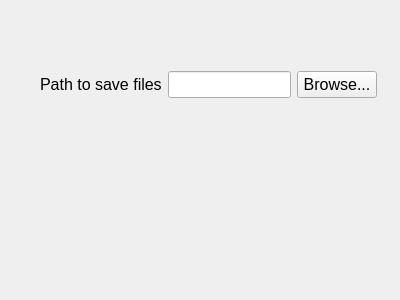
Before: the Qt Designer form LoadingFromDiskSettingsWindow.ui in sergey-nevar/USBCopyist, drawn with Qt 5.
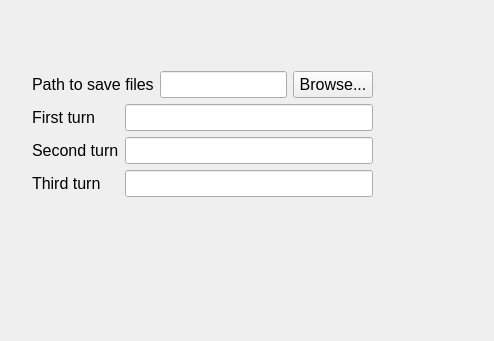
After: the same form once the commit is applied.

```diff
--- a/LoadingFromDiskSettingsWindow.ui
+++ b/LoadingFromDiskSettingsWindow.ui
@@ -6,8 +6,8 @@
    <rect>
     <x>0</x>
     <y>0</y>
-    <width>400</width>
-    <height>300</height>
+    <width>494</width>
+    <height>341</height>
    </rect>
   </property>
   <property name="windowTitle">
@@ -16,15 +16,20 @@
   <widget class="QWidget" name="">
    <property name="geometry">
     <rect>
-     <x>20</x>
-     <y>70</y>
-     <width>377</width>
-     <height>29</height>
+     <x>7</x>
+     <y>71</y>
+     <width>391</width>
+     <height>126</height>
     </rect>
    </property>
-   <layout class="QHBoxLayout" name="horizontalLayout">
-    <item>
-     <spacer name="horizontalSpacer">
+   <property name="font">
+    <font>
+     <pointsize>12</pointsize>
+    </font>
+   </property>
+   <layout class="QGridLayout" name="mainLayout">
+    <item row="1" column="0">
+     <spacer name="horizontalSpacer_2">
       <property name="orientation">
        <enum>Qt::Horizontal</enum>
       </property>
@@ -36,19 +41,9 @@
       </property>
      </spacer>
     </item>
-    <item>
-     <widget class="QLabel" name="label">
-      <property name="font">
-       <font>
-        <pointsize>12</pointsize>
-       </font>
-      </property>
-      <property name="text">
-       <string>Path to save files</string>
-      </property>
-     </widget>
-    </item>
-    <item>
+    <item row="0" column="1">
+     <layout class="QGridLayout" name="gridLayout_2">
+      <item row="0" column="2">
      <widget class="QLineEdit" name="lineEdit">
       <property name="font">
        <font>
@@ -60,7 +55,19 @@
       </property>
      </widget>
     </item>
-    <item>
+      <item row="0" column="1">
+       <widget class="QLabel" name="label">
+        <property name="font">
+         <font>
+          <pointsize>12</pointsize>
+         </font>
+        </property>
+        <property name="text">
+         <string>Path to save files</string>
+        </property>
+       </widget>
+      </item>
+      <item row="0" column="3">
      <widget class="QPushButton" name="pushButton">
       <property name="font">
        <font>
@@ -72,8 +79,77 @@
       </property>
      </widget>
     </item>
-    <item>
-     <spacer name="horizontalSpacer_2">
+     </layout>
+    </item>
+    <item row="1" column="1">
+     <layout class="QGridLayout" name="gridLayout">
+      <item row="2" column="0">
+       <widget class="QLabel" name="label_4">
+        <property name="font">
+         <font>
+          <pointsize>12</pointsize>
+         </font>
+        </property>
+        <property name="text">
+         <string>Third turn</string>
+        </property>
+       </widget>
+      </item>
+      <item row="2" column="1">
+       <widget class="QLineEdit" name="lineEdit_4">
+        <property name="font">
+         <font>
+          <pointsize>12</pointsize>
+         </font>
+        </property>
+       </widget>
+      </item>
+      <item row="0" column="0">
+       <widget class="QLabel" name="label_2">
+        <property name="font">
+         <font>
+          <pointsize>12</pointsize>
+         </font>
+        </property>
+        <property name="text">
+         <string>First turn</string>
+        </property>
+       </widget>
+      </item>
+      <item row="0" column="1">
+       <widget class="QLineEdit" name="lineEdit_2">
+        <property name="font">
+         <font>
+          <pointsize>12</pointsize>
+         </font>
+        </property>
+       </widget>
+      </item>
+      <item row="1" column="1">
+       <widget class="QLineEdit" name="lineEdit_3">
+        <property name="font">
+         <font>
+          <pointsize>12</pointsize>
+         </font>
+        </property>
+       </widget>
+      </item>
+      <item row="1" column="0">
+       <widget class="QLabel" name="label_3">
+        <property name="font">
+         <font>
+          <pointsize>12</pointsize>
+         </font>
+        </property>
+        <property name="text">
+         <string>Second turn</string>
+        </property>
+       </widget>
+      </item>
+     </layout>
+    </item>
+    <item row="1" column="2">
+     <spacer name="horizontalSpacer">
       <property name="orientation">
        <enum>Qt::Horizontal</enum>
       </property>
```
Lines whose indentation alone changed are shown as unchanged.
